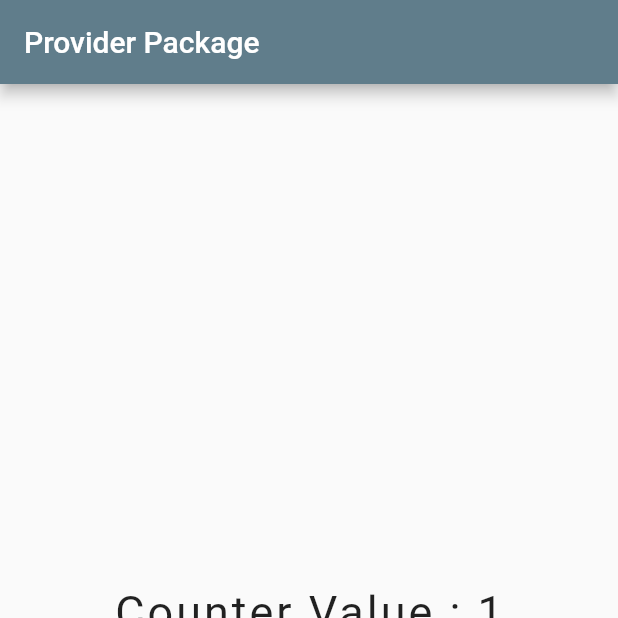
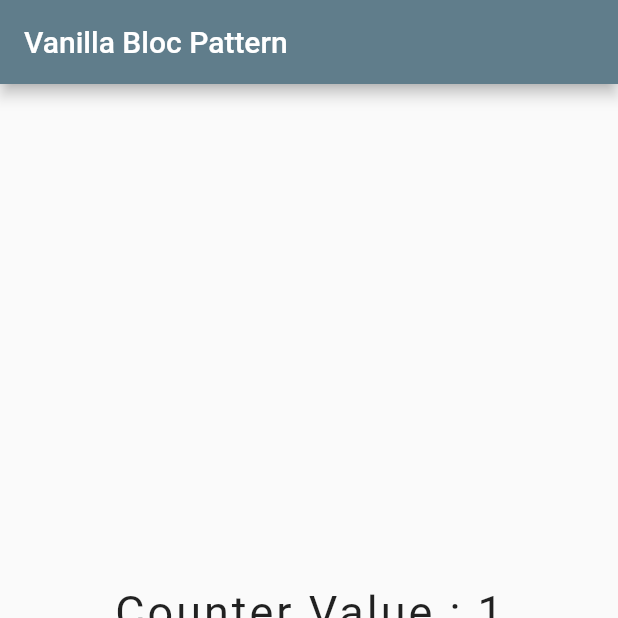
Before and after one commit to sharmayash/Flutter-state-managements, a Flutter app: the screen it shows after launch, after a tap on "Increment", on a phone screen of 412 x 824 dp, the top half of it. Run offline on Flutter 3.47's test engine with Material 2 defaults, Android fonts, the phone set to English and light mode, and no system bars; our stand-ins replace bloc, flutter_bloc.

Commit message:
Added State Management using Vanilla bloc pattern

```diff
--- a/lib/main.dart
+++ b/lib/main.dart
@@ -4,6 +4,8 @@ import 'package:flutter_bloc/flutter_bloc.dart';
 
 import './provider/Counter.dart';
 import './bloc/counterBloc.dart';
+import './vanillaBloc/vanillaCounterBloc.dart';
+import './vanillaBloc/counterEvents.dart';
 
 void main() => runApp(MyApp());
 
@@ -13,13 +15,67 @@ class MyApp extends StatelessWidget {
     return MaterialApp(
       title: 'Flutter Demo',
       theme: ThemeData(primarySwatch: Colors.blueGrey),
-      home: ChangeNotifierProvider(
-          create: (ctx) => Counter(), child: MyHomePage()),
+      // home: ChangeNotifierProvider(
+      //     create: (ctx) => Counter(), child: MyHomePage()),
       // home: BlocProvider(
       //   create: (BuildContext context) => CounterBloc(),
       //   child: BlocHome(),
       // ),
+      home: VanillaBlocHome(),
     );
+  }
+}
+
+class VanillaBlocHome extends StatelessWidget {
+  final _bloc = VanillaCounterBloc();
+
+  @override
+  Widget build(BuildContext context) {
+    return Scaffold(
+        appBar: AppBar(
+          title: Text("Vanilla Bloc Pattern"),
+        ),
+        body: Center(
+          child: Column(
+            mainAxisAlignment: MainAxisAlignment.center,
+            children: <Widget>[
+              StreamBuilder(
+                  stream: _bloc.counter,
+                  initialData: 0,
+                  builder: (BuildContext context, AsyncSnapshot<int> snapshot) {
+                    return Text(
+                      "Counter Value : ${snapshot.data}",
+                      style: TextStyle(fontSize: 30, letterSpacing: 2),
+                    );
+                  }),
+              ButtonBar(
+                alignment: MainAxisAlignment.center,
+                children: <Widget>[
+                  RaisedButton(
+                    child: Text(
+                      "Increment",
+                      textScaleFactor: 1.3,
+                    ),
+                    color: Colors.blueGrey,
+                    onPressed: () {
+                      _bloc.counterEventSink.add(IncrementEvent());
+                    },
+                  ),
+                  RaisedButton(
+                    child: Text(
+                      "Decrement",
+                      textScaleFactor: 1.3,
+                    ),
+                    color: Colors.blueGrey,
+                    onPressed: () {
+                      _bloc.counterEventSink.add(DecrementEvent());
+                    },
+                  ),
+                ],
+              )
+            ],
+          ),
+        ));
   }
 }
 
--- /dev/null
+++ b/lib/vanillaBloc/counterEvents.dart
@@ -0,0 +1,5 @@
+abstract class CounterEvent {}
+
+class IncrementEvent extends CounterEvent {}
+
+class DecrementEvent extends CounterEvent {}
--- /dev/null
+++ b/lib/vanillaBloc/vanillaCounterBloc.dart
@@ -0,0 +1,35 @@
+import 'dart:async';
+
+import './counterEvents.dart';
+
+class VanillaCounterBloc {
+  int _counter = 0;
+
+  final _counterStateController = StreamController<int>();
+  StreamSink<int> get _inCounter => _counterStateController.sink;
+  // For state, exposing only a stream which outputs data
+  Stream<int> get counter => _counterStateController.stream;
+
+  final _counterEventController = StreamController<CounterEvent>();
+  // For events, exposing only a sink which is an input
+  Sink<CounterEvent> get counterEventSink => _counterEventController.sink;
+
+  VanillaCounterBloc() {
+    // Whenever there is a new event, we want to map it to a new state
+    _counterEventController.stream.listen(_mapEventToState);
+  }
+
+  void _mapEventToState(CounterEvent event) {
+    if (event is IncrementEvent)
+      _counter++;
+    else
+      _counter--;
+
+    _inCounter.add(_counter);
+  }
+
+  void dispose() {
+    _counterStateController.close();
+    _counterEventController.close();
+  }
+}
```
